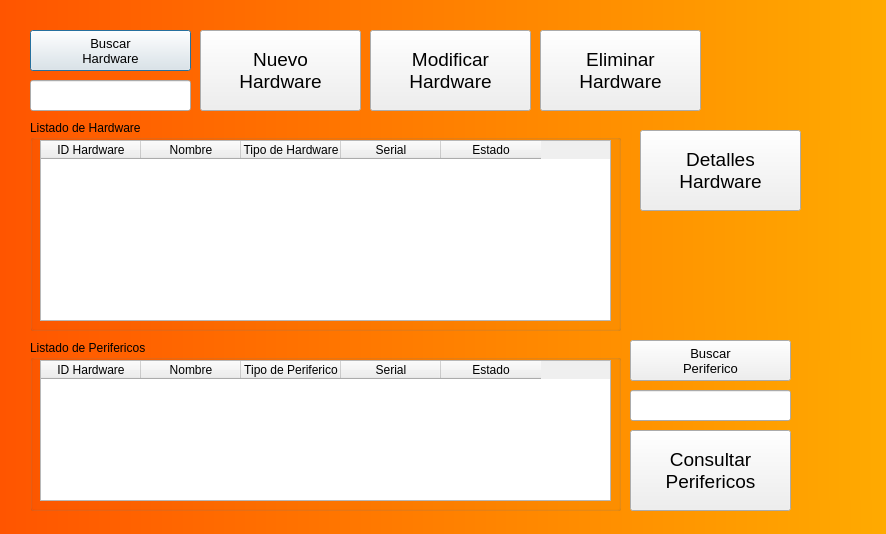
Before: the Qt Designer form Inventario-Hardware.ui in danilp12/GestionInventarioVcp, drawn with Qt 5.
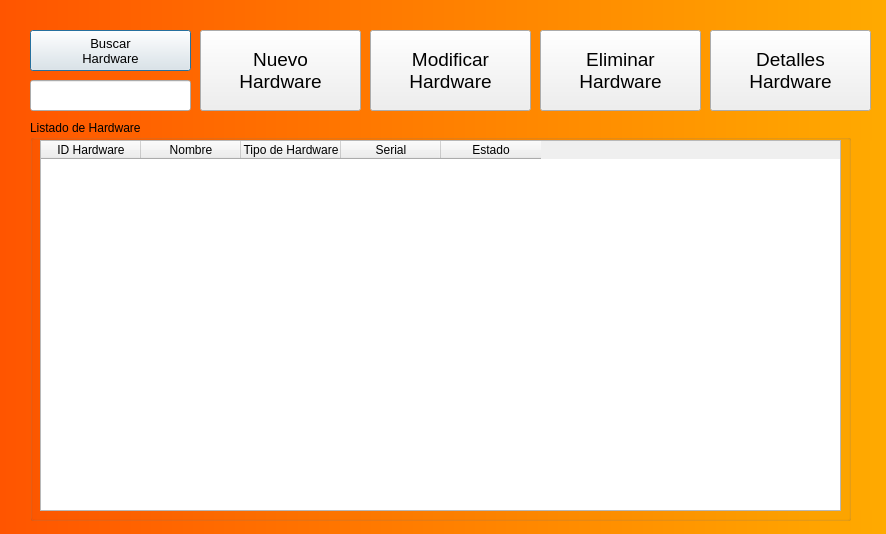
After: the same form once the commit is applied.

The edit to the form file:
```diff
--- a/Inventario-Hardware.ui
+++ b/Inventario-Hardware.ui
@@ -124,8 +124,8 @@
     <rect>
      <x>30</x>
      <y>120</y>
-     <width>591</width>
-     <height>211</height>
+     <width>821</width>
+     <height>401</height>
     </rect>
    </property>
    <property name="title">
@@ -136,8 +136,8 @@
      <rect>
       <x>10</x>
       <y>20</y>
-      <width>571</width>
-      <height>181</height>
+      <width>801</width>
+      <height>371</height>
      </rect>
     </property>
     <column>
@@ -167,118 +167,11 @@
     </column>
    </widget>
   </widget>
-  <widget class="QGroupBox" name="groupBox_2">
-   <property name="geometry">
-    <rect>
-     <x>30</x>
-     <y>340</y>
-     <width>591</width>
-     <height>171</height>
-    </rect>
-   </property>
-   <property name="title">
-    <string>Listado de Perifericos</string>
-   </property>
-   <widget class="QTableWidget" name="TablaPerifericos">
-    <property name="geometry">
-     <rect>
-      <x>10</x>
-      <y>20</y>
-      <width>571</width>
-      <height>141</height>
-     </rect>
-    </property>
-    <column>
-     <property name="text">
-      <string>ID Hardware</string>
-     </property>
-    </column>
-    <column>
-     <property name="text">
-      <string>Nombre</string>
-     </property>
-    </column>
-    <column>
-     <property name="text">
-      <string>Tipo de Periferico</string>
-     </property>
-    </column>
-    <column>
-     <property name="text">
-      <string>Serial</string>
-     </property>
-    </column>
-    <column>
-     <property name="text">
-      <string>Estado</string>
-     </property>
-    </column>
-   </widget>
-  </widget>
-  <widget class="QLineEdit" name="BuscarIDP">
-   <property name="geometry">
-    <rect>
-     <x>630</x>
-     <y>390</y>
-     <width>161</width>
-     <height>31</height>
-    </rect>
-   </property>
-   <property name="font">
-    <font>
-     <pointsize>12</pointsize>
-    </font>
-   </property>
-   <property name="inputMethodHints">
-    <set>Qt::ImhDigitsOnly|Qt::ImhUrlCharactersOnly</set>
-   </property>
-   <property name="text">
-    <string/>
-   </property>
-  </widget>
-  <widget class="QPushButton" name="Perifericos">
-   <property name="geometry">
-    <rect>
-     <x>630</x>
-     <y>340</y>
-     <width>161</width>
-     <height>41</height>
-    </rect>
-   </property>
-   <property name="font">
-    <font>
-     <pointsize>10</pointsize>
-    </font>
-   </property>
-   <property name="text">
-    <string>Buscar
-Periferico</string>
-   </property>
-  </widget>
-  <widget class="QPushButton" name="ConsultarPerifericos">
-   <property name="geometry">
-    <rect>
-     <x>630</x>
-     <y>430</y>
-     <width>161</width>
-     <height>81</height>
-    </rect>
-   </property>
-   <property name="font">
-    <font>
-     <pointsize>14</pointsize>
-    </font>
-   </property>
-   <property name="text">
-    <string>Consultar
-Perifericos</string>
-   </property>
-  </widget>
   <widget class="QPushButton" name="DetallesHardware">
    <property name="geometry">
     <rect>
-     <x>640</x>
-     <y>130</y>
+     <x>710</x>
+     <y>30</y>
      <width>161</width>
      <height>81</height>
     </rect>
```
